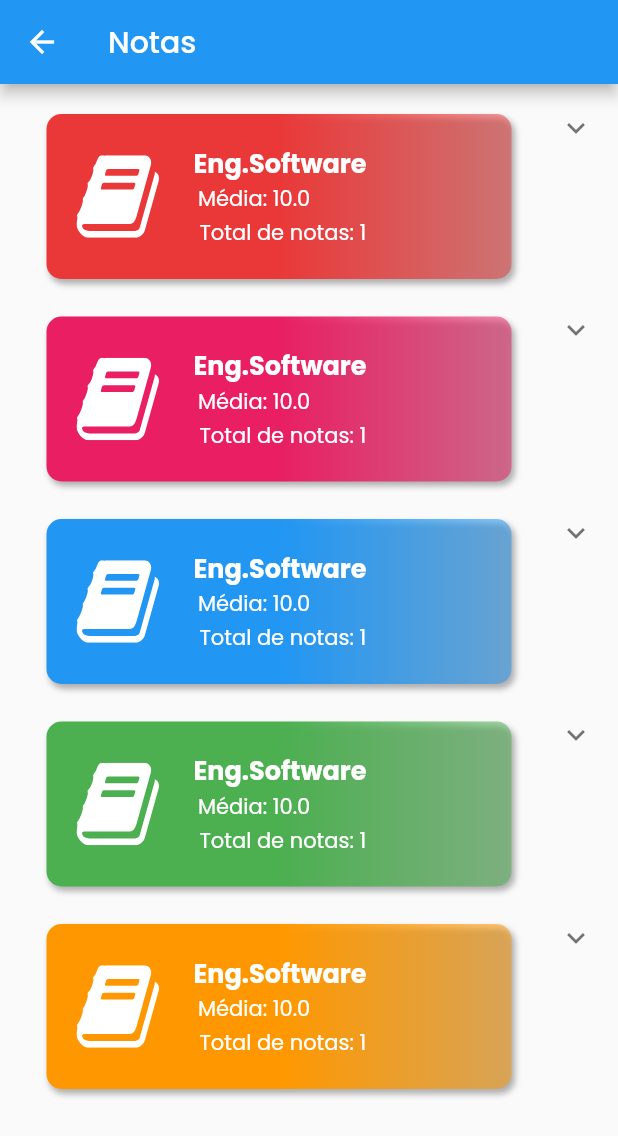
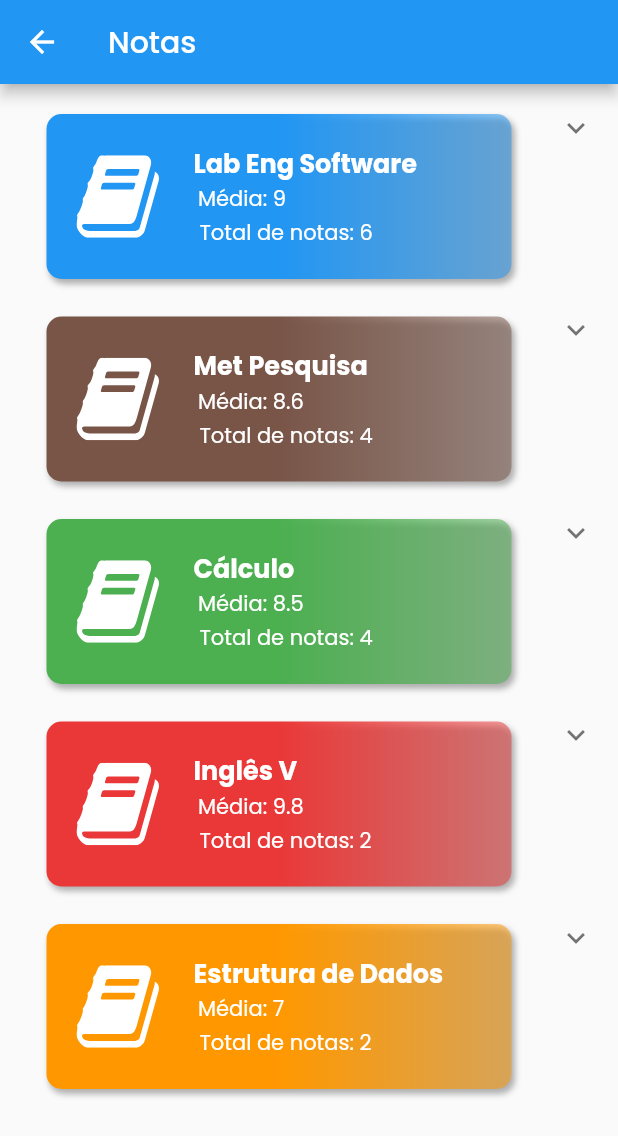
Before and after one commit to Mateuss18/School_Schedule, a Flutter app: the NotasPage screen opened directly, on a phone screen of 412 x 824 dp. Shown: the top 1136 px of the screen. Run offline on Flutter 3.47's test engine with Material 2 defaults, Android fonts, the phone set to English and light mode, and no system bars; our stand-ins replace animated_splash_screen, cloud_firestore, firebase_auth, firebase_core, flutter_colorpicker, flutter_svg and 4 more; missing offline and left inert: dart:ffi; accounts and stored records are empty.

Commit message:
feat - mockup notas

```diff
--- a/school_schedule/lib/modules/notas/pages/notas_page.dart
+++ b/school_schedule/lib/modules/notas/pages/notas_page.dart
@@ -33,15 +33,71 @@ class _NotasPageState extends State<NotasPage> {
                 children: [
                   ExpansionTile(
                     children: [
-                      sadas('Avaliação 2', '8'),
-                      sadas('Trabalho gestao', '9')
+                      sadas('Sprint 1', '8.4'),
+                      sadas('Sprint 2', '8.7'),
+                      sadas('Sprint 3', '8.8'),
+                      sadas('Sprint 4', '10'),
+                      sadas('Sprint 5', '10'),
+                      sadas('Sprint 6', '9.7'),
                     ],
                     backgroundColor: Colors.white,
                     title: CardWidget(
                       iconAsset: AppImages.disciplinasBrancoSVG,
-                      disciplinaName: 'Eng.Software',
-                      primaryLabel: 'Média: 10.0',
-                      secondaryLabel: 'Total de notas: 1',
+                      disciplinaName: 'Lab Eng Software',
+                      primaryLabel: 'Média: 9',
+                      secondaryLabel: 'Total de notas: 6',
+                      thirdlyLabel: '',
+                      color: Colors.blue,
+                      onpressed: () {},
+                    ),
+                  ),
+                  ExpansionTile(
+                    children: [
+                      sadas('P1', '10'),
+                      sadas('P2', '5'),
+                      sadas('P3', '8'),
+                      sadas('P4', '10'),
+                    ],
+                    backgroundColor: Colors.white,
+                    title: CardWidget(
+                      iconAsset: AppImages.disciplinasBrancoSVG,
+                      disciplinaName: 'Met Pesquisa',
+                      primaryLabel: 'Média: 8.6',
+                      secondaryLabel: 'Total de notas: 4',
+                      thirdlyLabel: '',
+                      color: Colors.brown,
+                      onpressed: () {},
+                    ),
+                  ),
+                  ExpansionTile(
+                    children: [
+                      sadas('Avaliação 1', '8'),
+                      sadas('Lista 1', '10'),
+                      sadas('Lista 2', '10'),
+                      sadas('Avaliação 2', '7'),
+                    ],
+                    backgroundColor: Colors.white,
+                    title: CardWidget(
+                      iconAsset: AppImages.disciplinasBrancoSVG,
+                      disciplinaName: 'Cálculo',
+                      primaryLabel: 'Média: 8.5',
+                      secondaryLabel: 'Total de notas: 4',
+                      thirdlyLabel: '',
+                      color: Colors.green,
+                      onpressed: () {},
+                    ),
+                  ),
+                  ExpansionTile(
+                    children: [
+                      sadas('Apresentação', '10'),
+                      sadas('Lista', '9')
+                    ],
+                    backgroundColor: AppColors.corRed,
+                    title: CardWidget(
+                      iconAsset: AppImages.disciplinasBrancoSVG,
+                      disciplinaName: 'Inglês V',
+                      primaryLabel: 'Média: 9.8',
+                      secondaryLabel: 'Total de notas: 2',
                       thirdlyLabel: '',
                       color: AppColors.corRed,
                       onpressed: () {},
@@ -49,65 +105,15 @@ class _NotasPageState extends State<NotasPage> {
                   ),
                   ExpansionTile(
                     children: [
+                      sadas('Avaliação 1', '6'),
                       sadas('Avaliação 2', '8'),
-                      sadas('Trabalho gestao', '9')
                     ],
                     backgroundColor: Colors.white,
                     title: CardWidget(
                       iconAsset: AppImages.disciplinasBrancoSVG,
-                      disciplinaName: 'Eng.Software',
-                      primaryLabel: 'Média: 10.0',
-                      secondaryLabel: 'Total de notas: 1',
-                      thirdlyLabel: '',
-                      color: Colors.pink,
-                      onpressed: () {},
-                    ),
-                  ),
-                  ExpansionTile(
-                    children: [
-                      sadas('Avaliação 2', '8'),
-                      sadas('Trabalho gestao', '9')
-                    ],
-                    backgroundColor: Colors.white,
-                    title: CardWidget(
-                      iconAsset: AppImages.disciplinasBrancoSVG,
-                      disciplinaName: 'Eng.Software',
-                      primaryLabel: 'Média: 10.0',
-                      secondaryLabel: 'Total de notas: 1',
-                      thirdlyLabel: '',
-                      color: Colors.blue,
-                      onpressed: () {},
-                    ),
-                  ),
-                  ExpansionTile(
-                    children: [
-                      sadas('Avaliação 2', '8'),
-                      sadas('Trabalho gestao', '9')
-                    ],
-                    backgroundColor: Colors.white,
-                    title: CardWidget(
-                      iconAsset: AppImages.disciplinasBrancoSVG,
-                      disciplinaName: 'Eng.Software',
-                      primaryLabel: 'Média: 10.0',
-                      secondaryLabel: 'Total de notas: 1',
-                      thirdlyLabel: '',
-                      color: Colors.green,
-                      onpressed: () {},
-                    ),
-                  ),
-                  ExpansionTile(
-                    children: [
-                      sadas('Avaliação 2', '8'),
-                      sadas('Trabalho gestao', '9'),
-                      sadas('Trabalho gestao', '9'),
-                      sadas('Trabalho gestao', '9'),
-                    ],
-                    backgroundColor: Colors.white,
-                    title: CardWidget(
-                      iconAsset: AppImages.disciplinasBrancoSVG,
-                      disciplinaName: 'Eng.Software',
-                      primaryLabel: 'Média: 10.0',
-                      secondaryLabel: 'Total de notas: 1',
+                      disciplinaName: 'Estrutura de Dados',
+                      primaryLabel: 'Média: 7',
+                      secondaryLabel: 'Total de notas: 2',
                       thirdlyLabel: '',
                       color: Colors.orange,
                       onpressed: () {},
```
